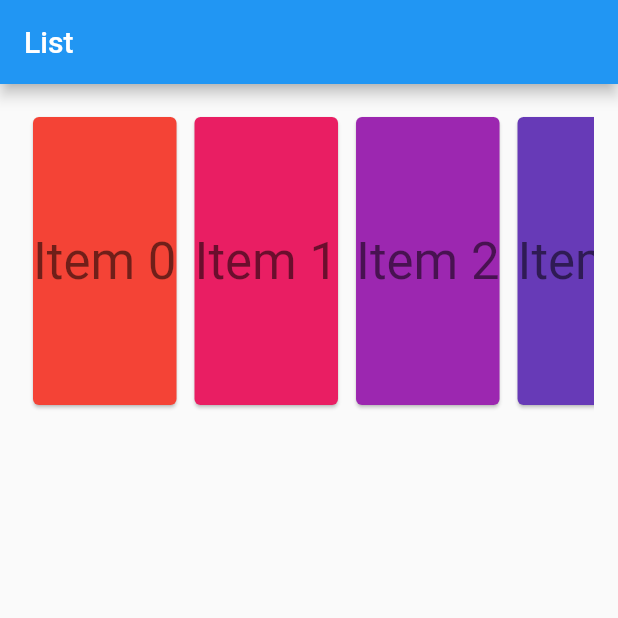
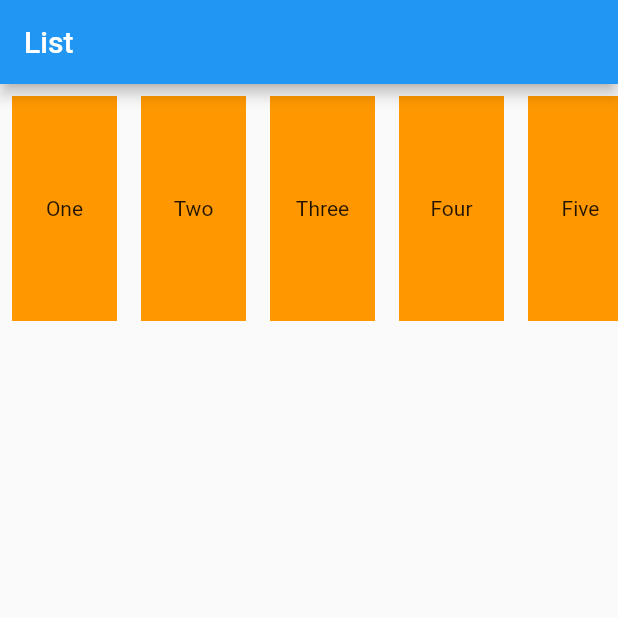
Before and after one commit to Joffrey2378/playground_app, a Flutter app: the screen it shows after launch, on a phone screen of 412 x 824 dp, the top half of it. Run offline on Flutter 3.47's test engine with Material 2 defaults, Android fonts, the phone set to English and light mode, and no system bars.

Commit message:
Pull to refresh on each item in list view

```diff
--- a/lib/list_view.dart
+++ b/lib/list_view.dart
@@ -1,32 +1,87 @@
 import 'package:flutter/material.dart';
 
-import 'components/obj_for_list_and_grid_view.dart';
+class ListTestsPage extends StatefulWidget {
+  @override
+  _ListTestsPageState createState() => _ListTestsPageState();
+}
 
-class CompetenciesListWidget extends StatelessWidget {
-  final inputList;
+class _ListTestsPageState extends State<ListTestsPage> {
+  List<String> list;
 
-  CompetenciesListWidget({this.inputList});
+  @override
+  void initState() {
+    list = ['One', 'Two', 'Three', 'Four', 'Five', 'Six'];
+    super.initState();
+  }
 
   @override
   Widget build(BuildContext context) {
-    return ListView.builder(
-      itemCount: inputList.length + 1,
-      padding: const EdgeInsets.only(top: 5.0, bottom: 5.0, left: 10.0, right: 10.0),
-      itemBuilder: (context, i) {
-        final index = i;
-        if (index >= inputList.length) return Divider();
-        return _buildRow(inputList[index]);
-      },
+    return Scaffold(
+      body: ListWidget(inputList: list),
+    );
+  }
+}
+
+class ListWidget extends StatefulWidget {
+  final inputList;
+
+  ListWidget({this.inputList});
+
+  @override
+  _ListWidgetState createState() => _ListWidgetState();
+}
+
+class _ListWidgetState extends State<ListWidget> {
+  @override
+  Widget build(BuildContext context) {
+    return Container(
+      height: 300.0,
+      width: MediaQuery.of(context).size.width,
+      child: ListView.builder(
+          physics: ClampingScrollPhysics(),
+          scrollDirection: Axis.horizontal,
+          itemCount: widget.inputList.length,
+          shrinkWrap: true,
+          itemBuilder: (BuildContext context, int index) {
+            return Padding(
+              padding: const EdgeInsets.all(8.0),
+              child: _buildRow(widget.inputList[index]),
+            );
+          }),
     );
   }
 
-  Widget _buildRow(TwoFieldsObject item) {
-    return new Row(
-      mainAxisAlignment: MainAxisAlignment.spaceBetween,
-      children: <Widget>[
-        Text(item.firstField),
-        Text(item.secondField),
-      ],
+  Widget _buildRow(String item) {
+    return Dismissible(
+      direction: DismissDirection.up,
+      key: UniqueKey(),
+      onDismissed: (_) {
+        widget.inputList.remove(widget.inputList.indexOf(item));
+      },
+      child: Container(
+        width: 70.0,
+        height: 150.0,
+        child: RefreshIndicator(
+          onRefresh: addItemsToList,
+          child: ListView.builder(
+              shrinkWrap: true,
+              itemCount: 1,
+              itemBuilder: (BuildContext context, int index) {
+                return Container(height: 150.0, color: Colors.orange, child: Center(child: Text(item)));
+              }),
+        ),
+      ),
     );
   }
+
+  Future<void> addItemsToList() async {
+    await Future.delayed(Duration(milliseconds: 700));
+    setState(() {
+      widget.inputList.add('Seven');
+      widget.inputList.add('Eight');
+      widget.inputList.add('Nine');
+      widget.inputList.add('Ten');
+    });
+    return null;
+  }
 }
--- a/lib/main.dart
+++ b/lib/main.dart
@@ -1,5 +1,6 @@
 import 'package:flutter/material.dart';
-import 'package:testing_app/pure_animated_list.dart';
+
+import 'list_view.dart';
 
 void main() => runApp(new MyApp());
 
@@ -12,7 +13,7 @@ class MyApp extends StatelessWidget {
             appBar: new AppBar(
               title: Text("List"),
             ),
-            body: PureAnimatedList()
+            body: ListTestsPage()
 //        GridWidget(inputList: <TwoFieldsObject>[
 //          TwoFieldsObject('Cool!', 'one'),
 //          TwoFieldsObject('Awesome!', 'two'),
```
